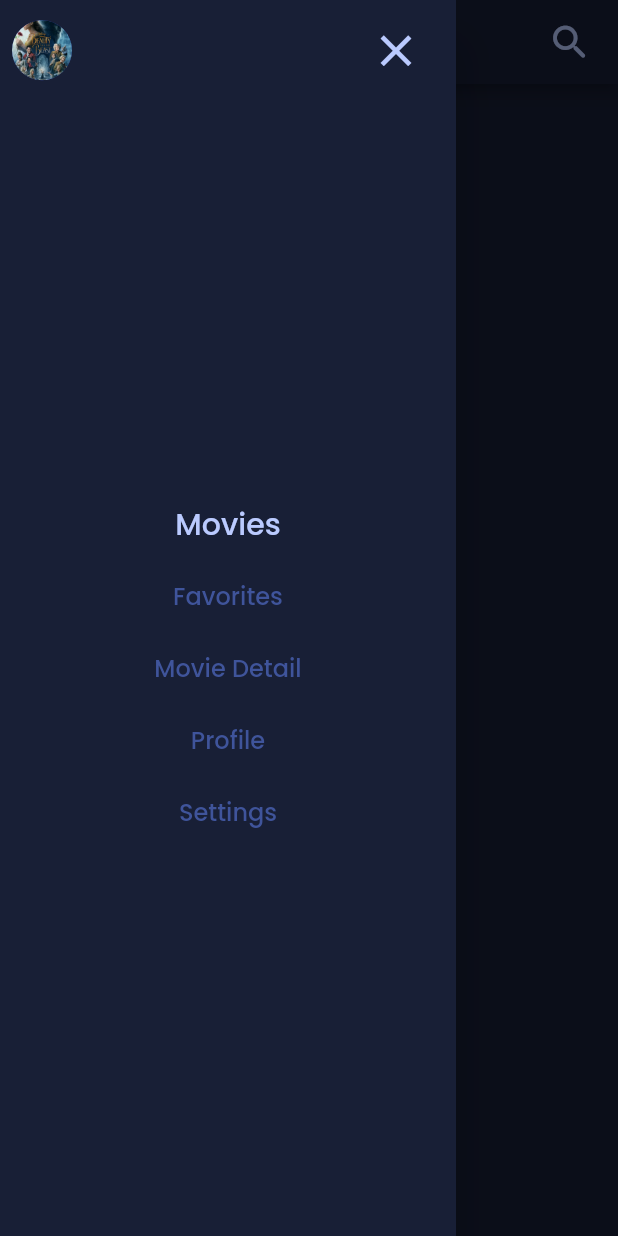
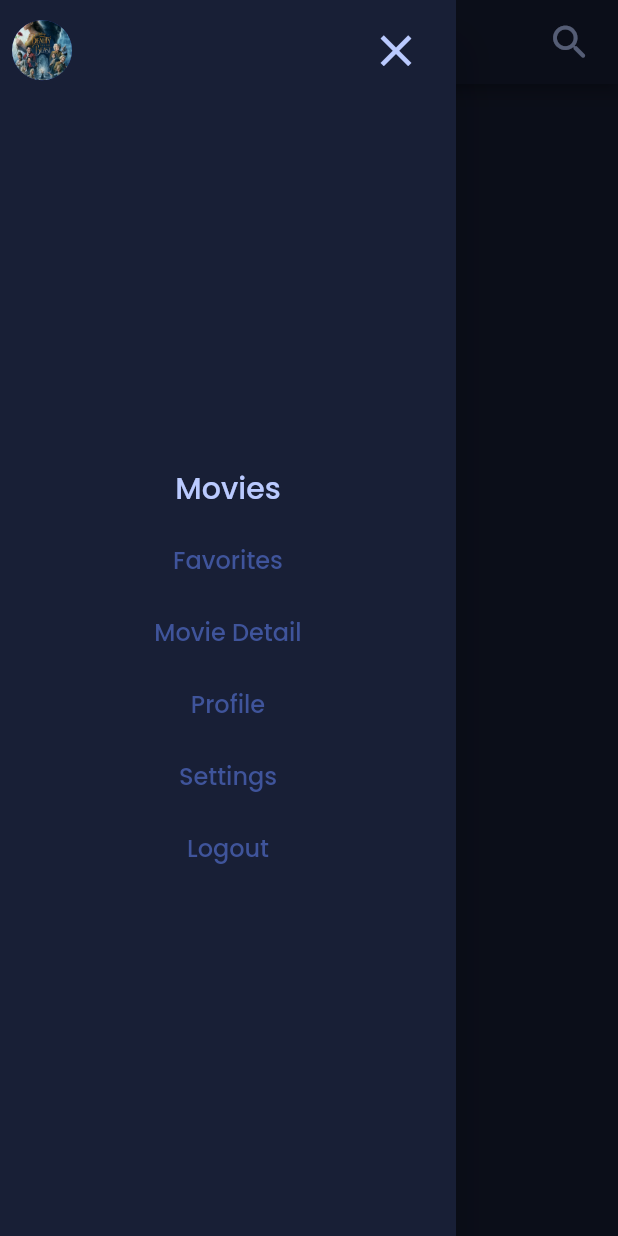
Before and after one commit to aldaineclarke/mangamania, a Flutter app: the screen it shows after launch, with the side drawer open, on a phone screen of 412 x 824 dp. Run offline on Flutter 3.47's test engine with Material 2 defaults, Android fonts, the light colour scheme and no system bars.

Commit message:
created route for loginpage

```diff
--- a/lib/main.dart
+++ b/lib/main.dart
@@ -1,5 +1,6 @@
 import 'package:flutter/material.dart';
 import 'package:moviemania/screens/homeScreen.dart';
+import 'package:moviemania/screens/loginScreen.dart';
 import 'package:moviemania/screens/movieScreen.dart';
 import 'package:moviemania/utilities/colors.dart';
 
@@ -33,6 +34,7 @@ class MyApp extends StatelessWidget {
       routes: {
         "/home": (context)=> const HomeScreen(),
         "/movie": (context)=> const MovieScreen(),
+        "/login": (context)=> const LoginPage()
       },
     );
   }
--- a/lib/widgets/drawer_nav.dart
+++ b/lib/widgets/drawer_nav.dart
@@ -51,6 +51,9 @@ class DrawerNavigation extends StatelessWidget {
                       ),TextButton(
                         onPressed: ()=> Navigator.pushNamed(context, "/settings"),
                         child: Text("Settings", style: setStyleIfActive(context, "/settings")),
+                      ),TextButton(
+                        onPressed: ()=> Navigator.pushNamed(context, "/login"),
+                        child: Text("Logout", style: setStyleIfActive(context, "/login")),
                       ),
                     ],
                   ),
```
Also changed, not shown: assets/movies_wallpaper.jpg (added).
